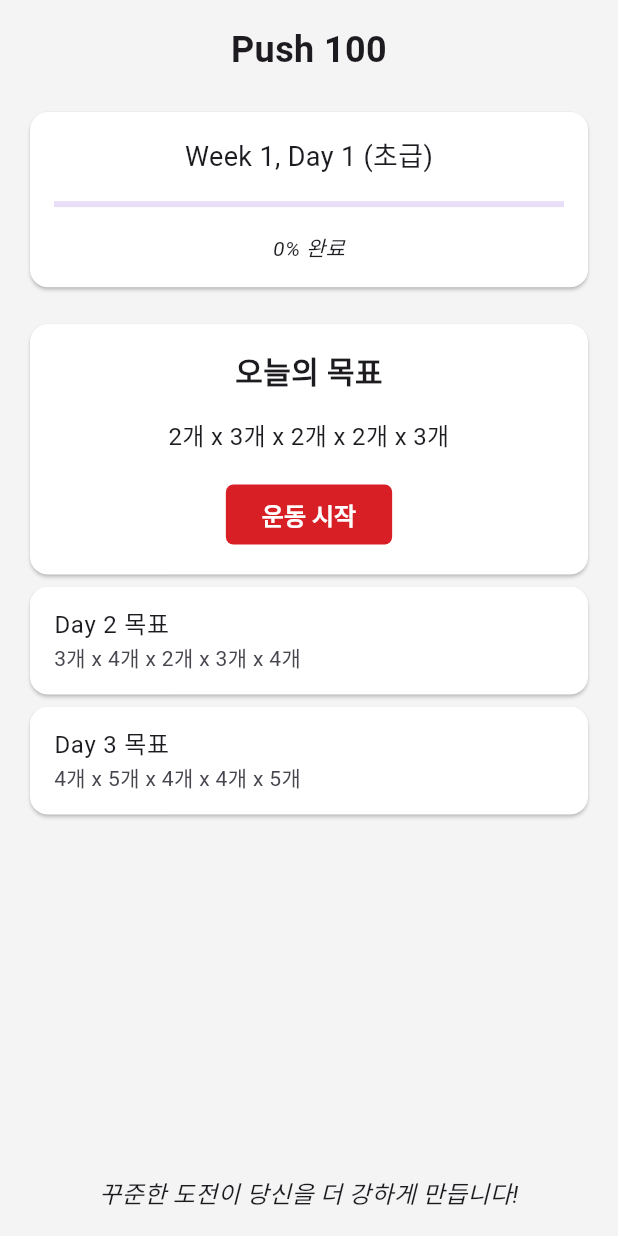
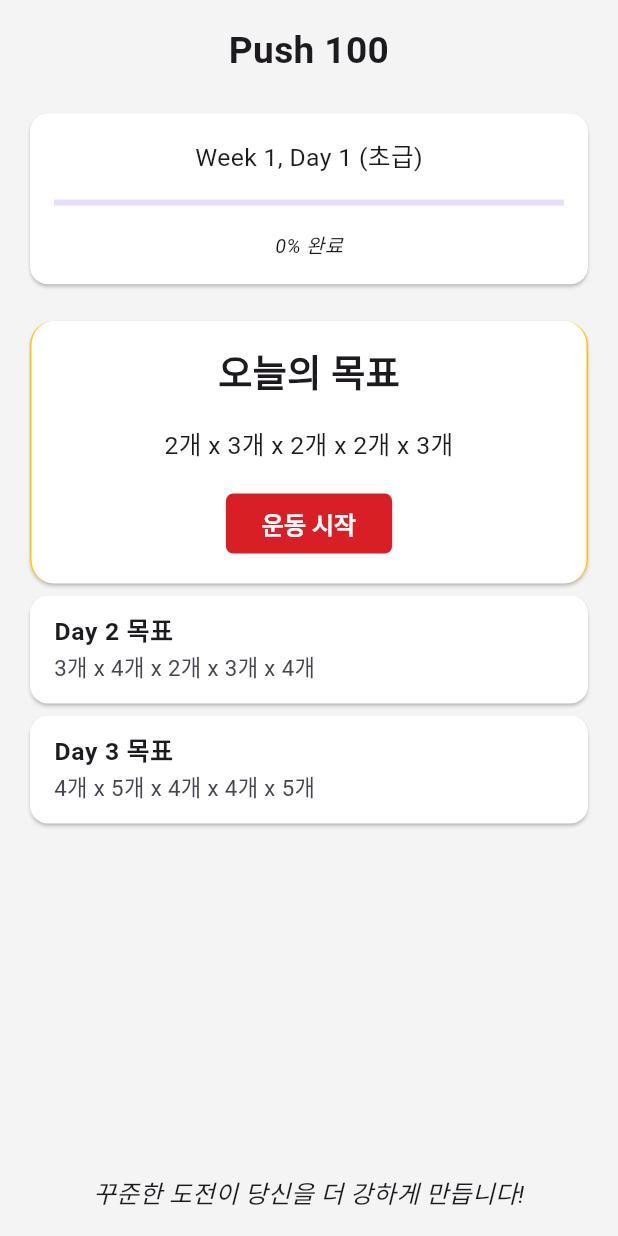
Before and after one commit to JYB0/push100, a Flutter app: the screen it shows after launch, after a tap on "테스트 완료", on a phone screen of 412 x 824 dp. Run offline on Flutter 3.47's test engine with Material 3 defaults, Android fonts, the light colour scheme and no system bars; our stand-ins replace adaptive_dialog, flutter_local_notifications, google_fonts, shared_preferences, vibration.

Commit message:
home_screen_ui_update

```diff
--- a/lib/screens/home_screen.dart
+++ b/lib/screens/home_screen.dart
@@ -122,13 +122,16 @@ class HomeScreenState extends State<HomeScreen> {
     final int completedDays = ((widget.week - 1) * 3) + (currentDay - 1);
     final double progress = completedDays / totalDays;
 
-    final progressColor =
-        Color.lerp(AppColors.redPrimary, AppColors.greenPrimary, progress);
+    // final progressColor =
+    //     Color.lerp(AppColors.redPrimary, AppColors.greenPrimary, progress);
 
     final isTestDay = widget.isTestMode;
 
-    // final screenWidth = MediaQuery.of(context).size.width;
+    final screenWidth = MediaQuery.of(context).size.width;
     final screenHeight = MediaQuery.of(context).size.height;
+
+    double baseFontSize = 16.0;
+    double dynamicFontSize = baseFontSize * (screenWidth / 400);
 
     return Scaffold(
       body: SafeArea(
@@ -138,10 +141,12 @@ class HomeScreenState extends State<HomeScreen> {
             crossAxisAlignment: CrossAxisAlignment.stretch,
             children: [
               // 헤더
-              const Text(
+              Text(
                 "Push 100",
                 textAlign: TextAlign.center,
-                style: TextStyle(fontSize: 24, fontWeight: FontWeight.bold),
+                style: TextStyle(
+                    fontSize: dynamicFontSize * 1.5,
+                    fontWeight: FontWeight.bold),
               ),
               SizedBox(height: screenHeight * 0.025),
 
@@ -164,18 +169,21 @@ class HomeScreenState extends State<HomeScreen> {
                           widget.isTestMode
                               ? "Week ${widget.week} Test Day"
                               : "Week ${widget.week}, Day $currentDay (${widget.level})",
-                          style: const TextStyle(fontSize: 18),
+                          style: TextStyle(fontSize: dynamicFontSize),
                         ),
                         SizedBox(height: screenHeight * 0.02),
                         LinearProgressIndicator(
                           value: progress,
-                          color: progressColor,
+                          color: progress != 1.0
+                              ? AppColors.redPrimary
+                              : AppColors.greenPrimary,
                         ),
                         SizedBox(height: screenHeight * 0.02),
                         Text(
                           "${(progress * 100).toStringAsFixed(0)}% 완료",
-                          style: const TextStyle(
-                              fontSize: 14, fontStyle: FontStyle.italic),
+                          style: TextStyle(
+                              fontSize: dynamicFontSize * 0.8,
+                              fontStyle: FontStyle.italic),
                         ),
                       ],
                     ),
@@ -186,15 +194,32 @@ class HomeScreenState extends State<HomeScreen> {
 
               // 오늘의 훈련 목표 또는 테스트 시작
               Card(
+                shape: RoundedRectangleBorder(
+                  borderRadius: BorderRadius.circular(16),
+                ),
+                child: Container(
+                  decoration: BoxDecoration(
+                    border: const Border(
+                      left: BorderSide(
+                        color: AppColors.yellowPrimary,
+                        width: 1,
+                      ),
+                      right: BorderSide(
+                        color: AppColors.yellowPrimary,
+                        width: 1,
+                      ),
+                    ),
+                    borderRadius: BorderRadius.circular(16),
+                  ),
                   child: Padding(
                     padding: const EdgeInsets.all(16.0),
                     child: todayPlan != null
                         ? Column(
                             children: [
-                            const Text(
+                              Text(
                                 "오늘의 목표",
                                 style: TextStyle(
-                                fontSize: 20,
+                                  fontSize: dynamicFontSize * 1.5,
                                   fontWeight: FontWeight.bold,
                                 ),
                               ),
@@ -203,7 +228,7 @@ class HomeScreenState extends State<HomeScreen> {
                                 isTestDay
                                     ? "테스트를 시작하세요!"
                                     : _formatPushupText(todayPlan.sets),
-                              style: const TextStyle(fontSize: 16),
+                                style: TextStyle(fontSize: dynamicFontSize),
                                 textAlign: TextAlign.center,
                               ),
                               SizedBox(height: screenHeight * 0.02),
@@ -236,10 +261,11 @@ class HomeScreenState extends State<HomeScreen> {
                               ),
                             ],
                           )
-                      : const Center(
+                        : Center(
                             child: Text(
                               "오늘의 플랜을 찾을 수 없습니다.",
-                            style: TextStyle(fontSize: 16),
+                              style: TextStyle(fontSize: dynamicFontSize),
+                            ),
                           ),
                   ),
                 ),
@@ -257,8 +283,19 @@ class HomeScreenState extends State<HomeScreen> {
                       if (isTestWeek && !isTestDay) {
                         return Card(
                           child: ListTile(
-                            title: Text("${widget.week}주차 테스트"),
-                            subtitle: Text("${widget.week}주차 테스트를 시작하세요!"),
+                            title: Text(
+                              "${widget.week}주차 테스트",
+                              style: TextStyle(
+                                fontSize: dynamicFontSize,
+                                fontWeight: FontWeight.bold,
+                              ),
+                            ),
+                            subtitle: Text(
+                              "${widget.week}주차 테스트를 시작하세요!",
+                              style: TextStyle(
+                                fontSize: dynamicFontSize,
+                              ),
+                            ),
                             onTap: () {
                               _confirmTest(context);
                             },
@@ -277,8 +314,19 @@ class HomeScreenState extends State<HomeScreen> {
                     return nextPlan != null
                         ? Card(
                             child: ListTile(
-                              title: Text("Day $nextDay 목표"),
-                              subtitle: Text(_formatPushupText(nextPlan.sets)),
+                              title: Text(
+                                "Day $nextDay 목표",
+                                style: TextStyle(
+                                  fontSize: dynamicFontSize,
+                                  fontWeight: FontWeight.bold,
+                                ),
+                              ),
+                              subtitle: Text(
+                                _formatPushupText(nextPlan.sets),
+                                style: TextStyle(
+                                  fontSize: dynamicFontSize * 0.9,
+                                ),
+                              ),
                               onTap: () {
                                 _confirmWorkout(context, nextDay);
                               },
@@ -290,10 +338,11 @@ class HomeScreenState extends State<HomeScreen> {
               ),
 
               // 하단 동기 부여 문구
-              const Text(
+              Text(
                 "꾸준한 도전이 당신을 더 강하게 만듭니다!",
                 textAlign: TextAlign.center,
-                style: TextStyle(fontSize: 16, fontStyle: FontStyle.italic),
+                style: TextStyle(
+                    fontSize: dynamicFontSize, fontStyle: FontStyle.italic),
               ),
             ],
           ),
```
Lines whose indentation alone changed are shown as unchanged.
